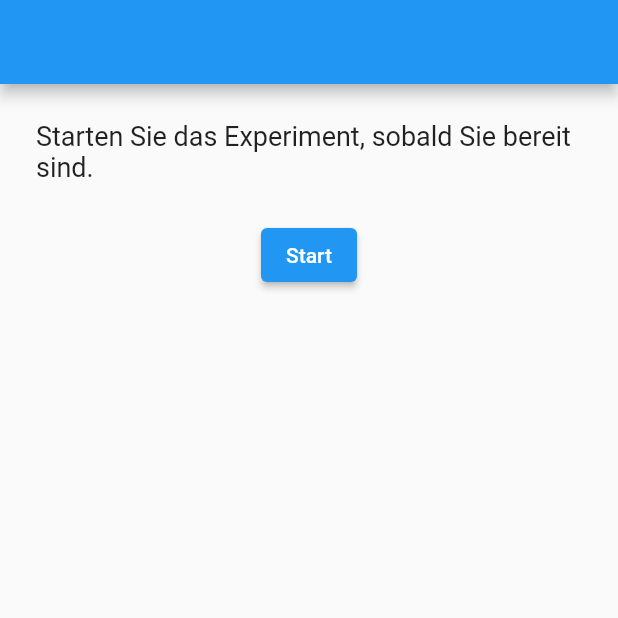
After one commit to arlu0001/mef, a Flutter app: the TrialStartScreen screen opened directly, on a phone screen of 412 x 824 dp, the top half of it. The commit adds this screen. Run offline on Flutter 3.47's test engine with Material 2 defaults, Android fonts, the phone set to English and light mode, and no system bars; missing offline and left inert: universal_html.

Commit message:
Add start trial screen

```diff
--- a/app/lib/info_screens/trial_example_screen.dart
+++ b/app/lib/info_screens/trial_example_screen.dart
@@ -16,8 +16,12 @@ class TrialExampleScreen extends StatelessWidget {
           child: ListView(
             padding: const EdgeInsets.all(24.0),
             children: [
-              CustomText(text: 'Sie erhalten im Experiment Rechen-\naufgaben, die schon gelöst worden sind (siehe Beispielaufgabe). Sie sollen entscheiden, ob die Aufgaben richtig oder falsch gelöst worden sind. Das tun Sie, indem Sie so schnell wie möglich einen der beiden Buttons antippen. Insgesamt werden Sie 100 Aufgaben bewerten.'),
-              SizedBox(height: 8,),
+              CustomText(
+                  text:
+                      'Sie erhalten im Experiment Rechen-\naufgaben, die schon gelöst worden sind (siehe Beispielaufgabe). Sie sollen entscheiden, ob die Aufgaben richtig oder falsch gelöst worden sind. Das tun Sie, indem Sie so schnell wie möglich einen der beiden Buttons antippen. Insgesamt werden Sie 100 Aufgaben bewerten.'),
+              SizedBox(
+                height: 8,
+              ),
               Container(
                 decoration: BoxDecoration(
                     border: Border.all(
@@ -26,15 +30,19 @@ class TrialExampleScreen extends StatelessWidget {
                 )),
                 child: Image.asset('assets/images/trial_example_blue.jpg'),
               ),
-              Text('Beispielaufgabe', textAlign: TextAlign.center,),
+              Text(
+                'Beispielaufgabe',
+                textAlign: TextAlign.center,
+              ),
               SizedBox(
                 height: 24,
               ),
               Center(
-                  child: NavigationButton(
-                navigationRoute: trialScreenRoute,
-                isComplete: true,
-              )),
+                child: NavigationButton(
+                  navigationRoute: startTrialRoute,
+                  isComplete: true,
+                ),
+              ),
             ],
           ),
         ),
--- /dev/null
+++ b/app/lib/info_screens/trial_start_screen.dart
@@ -0,0 +1,36 @@
+import 'package:app/route_names.dart';
+import 'package:flutter/material.dart';
+
+import '../widgets.dart';
+
+class TrialStartScreen extends StatelessWidget {
+  @override
+  Widget build(BuildContext context) {
+    return WillPopScope(
+      onWillPop: () async => false,
+      child: Scaffold(
+        appBar: AppBar(
+          automaticallyImplyLeading: false,
+        ),
+        body: Center(
+          child: ListView(
+            padding: const EdgeInsets.all(24.0),
+            children: [
+              CustomText(text: 'Starten Sie das Experiment, sobald Sie bereit sind.'),
+              SizedBox(
+                height: 24,
+              ),
+              Center(
+                child: NavigationButton(
+                  navigationRoute: trialRoute,
+                  btnName: 'Start',
+                  isComplete: true,
+                ),
+              ),
+            ],
+          ),
+        ),
+      ),
+    );
+  }
+}
--- a/app/lib/main.dart
+++ b/app/lib/main.dart
@@ -1,3 +1,4 @@
+import 'package:app/info_screens/trial_start_screen.dart';
 import 'package:app/survey/color_blindness_test_screen.dart';
 import 'package:app/survey/survey_screen_1.dart';
 import 'package:app/survey/survey_screen_2.dart';
@@ -36,7 +37,8 @@ class MyApp extends StatelessWidget {
                 child: SurveyScreen2(),
               ),
           trialExampleRoute: (context) => TrialExampleScreen(),
-          trialScreenRoute: (context) => ChangeNotifierProvider<TrialState>(
+          startTrialRoute: (context) => TrialStartScreen(),
+          trialRoute: (context) => ChangeNotifierProvider<TrialState>(
                 create: (_) => TrialState(),
                 child: TrialScreen(),
               ),
--- a/app/lib/route_names.dart
+++ b/app/lib/route_names.dart
@@ -3,7 +3,7 @@ const String survey1Route = '/survey1';
 const String survey2Route = '/survey2';
 const String trialExampleRoute = '/trialExample';
 const String startTrialRoute = '/startTrial';
-const String trialScreenRoute = '/trial';
+const String trialRoute = '/trial';
 const String startIshiharaRoute = '/startIshihara';
 const String ishiharaTestRoute = '/ishiharaTest';
 const String finalRoute = '/final';
--- a/app/lib/widgets.dart
+++ b/app/lib/widgets.dart
@@ -1,4 +1,3 @@
-import 'package:app/api/google_sheet_api.dart';
 import 'package:flutter/material.dart';
 
 class CustomText extends StatelessWidget {
@@ -23,20 +22,24 @@ class CustomText extends StatelessWidget {
 class NavigationButton extends StatelessWidget {
   final String navigationRoute;
   final bool isComplete;
+  final String btnName;
 
-  NavigationButton({required this.navigationRoute, this.isComplete = false});
+  NavigationButton({
+    required this.navigationRoute,
+    this.btnName = 'Weiter',
+    this.isComplete = false,
+  });
 
   @override
   Widget build(BuildContext context) {
     return ElevatedButton(
       onPressed: () {
-        if(isComplete)
+        if (isComplete)
           Navigator.pushNamed(context, navigationRoute);
         else
           return null;
       },
-      child: Text('Weiter'),
+      child: Text(btnName),
     );
   }
-
 }
```
